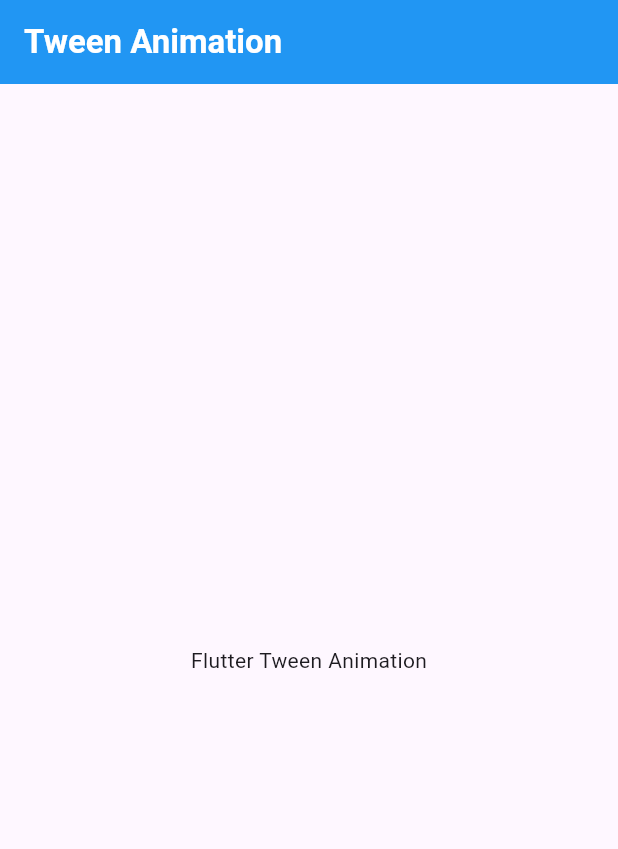
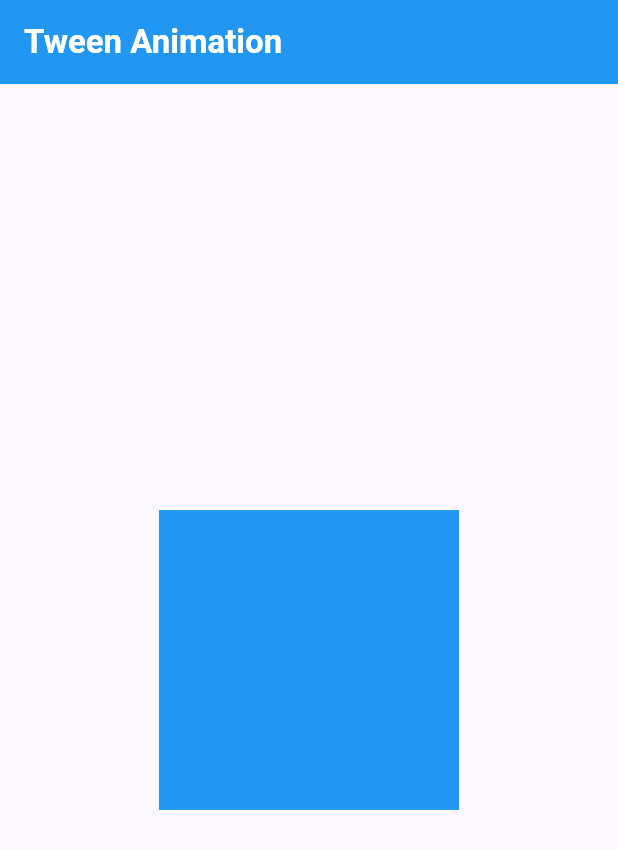
Before and after one commit to alhasann351/tween_animation, a Flutter app: the screen it shows after launch, on a phone screen of 412 x 824 dp. Shown: the top 849 px of the screen. Run offline on Flutter 3.47's test engine with Material 3 defaults, Android fonts, the phone set to English and light mode, and no system bars; missing offline and left inert: dart:ffi.

Commit message:
tween_animation-added-in-container

```diff
--- a/lib/main.dart
+++ b/lib/main.dart
@@ -1,3 +1,5 @@
+import 'dart:ffi';
+
 import 'package:flutter/material.dart';
 
 void main() {
@@ -23,7 +25,25 @@ class MyHomePage extends StatefulWidget {
   State<MyHomePage> createState() => _MyHomePageState();
 }
 
-class _MyHomePageState extends State<MyHomePage> {
+class _MyHomePageState extends State<MyHomePage> with SingleTickerProviderStateMixin{
+
+  late Animation animation;
+  late AnimationController animationController;
+
+  @override
+  void initState() {
+    super.initState();
+    animationController = AnimationController(vsync: this, duration: const Duration(seconds: 4));
+    animation = Tween(begin: 0.0, end: 200.0).animate(animationController);
+
+    animationController.addListener(() {
+      setState(() {
+
+      });
+    });
+    animationController.forward();
+  }
+
   @override
   Widget build(BuildContext context) {
     return Scaffold(
@@ -38,12 +58,14 @@ class _MyHomePageState extends State<MyHomePage> {
           ),
         ),
       ),
-      body: const Center(
+      body: Center(
         child: Column(
           mainAxisAlignment: MainAxisAlignment.center,
           children: [
-            Text(
-              'Flutter Tween Animation',
+            Container(
+              width: animation.value,
+              height: animation.value,
+              color: Colors.blue,
             ),
           ],
         ),
```
